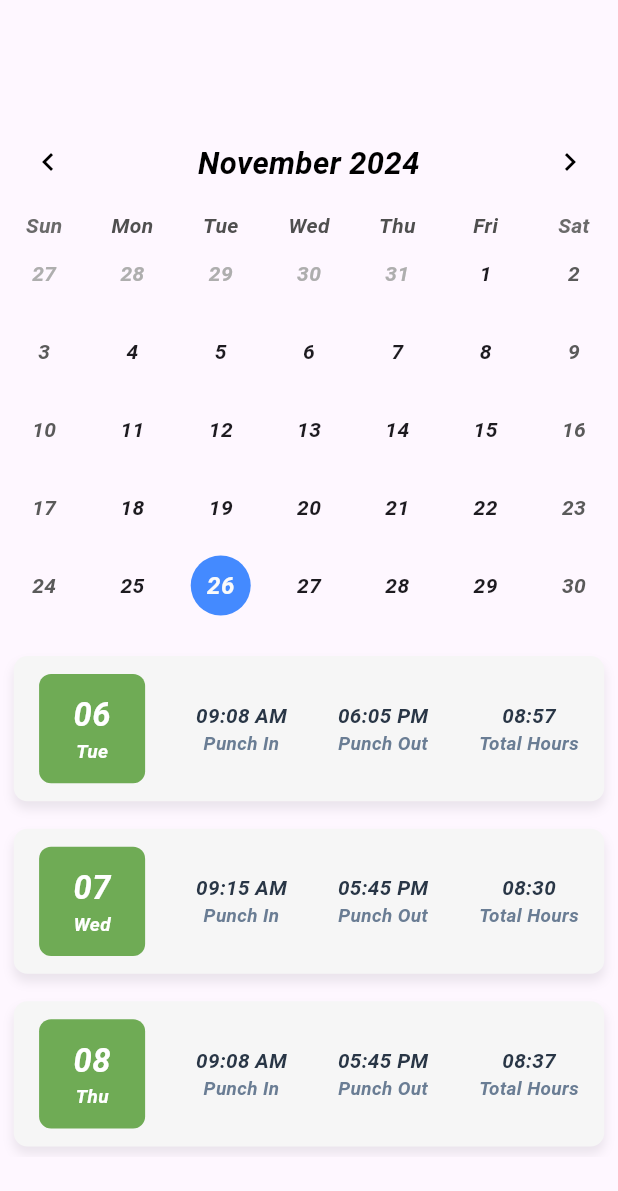
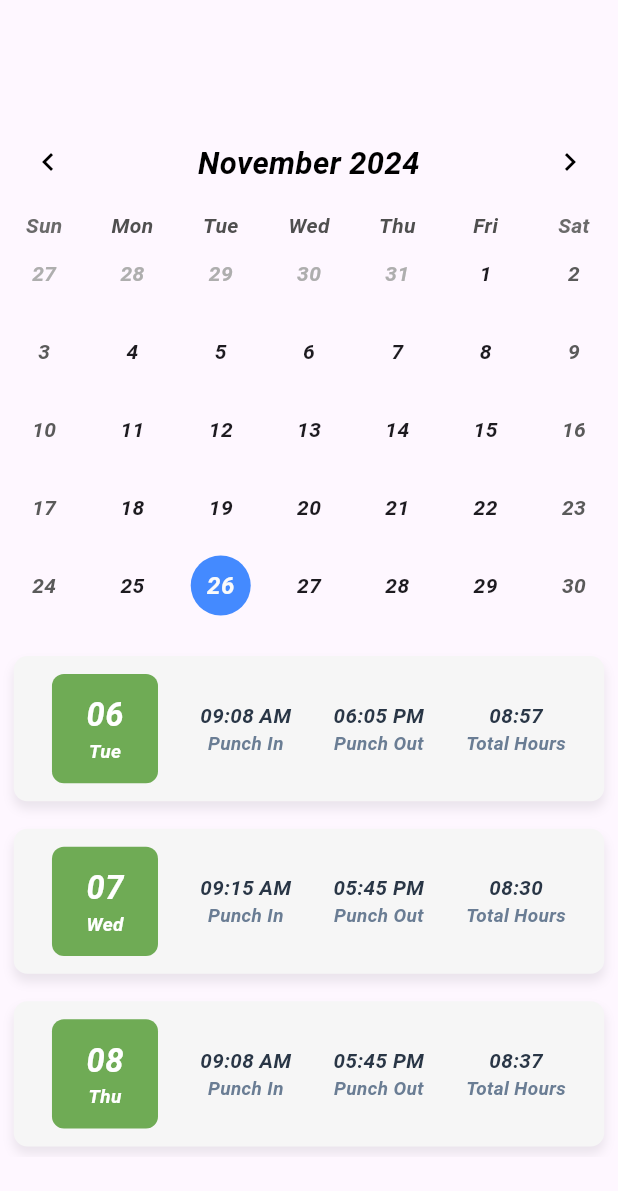
Before and after one commit to HamzaAlhaj97/Attendance, a Flutter app: the screen it shows after launch, on a phone screen of 412 x 824 dp. Shown: the top 1191 px of the screen. Run offline on Flutter 3.47's test engine with Material 3 defaults, Android fonts, the phone set to English and light mode, and no system bars; drawn by our look-alikes of table_calendar; our stand-ins replace device_preview, flutter_screenutil.

Commit message:
New Changes

```diff
--- a/lib/features/attendance/presentation/Widgets/history_List.dart
+++ b/lib/features/attendance/presentation/Widgets/history_List.dart
@@ -83,21 +83,15 @@ class HistoryList extends StatelessWidget {
                             ),
                           ],
                         ),
-                        SizedBox(
-                          width: 20.w,
-                        ),
+                       10.verticalSpace,
                         StyledColumn(
                             record: record['arrivalTime'] ?? '',
                             placeHolder: 'Punch In'),
-                        SizedBox(
-                          width: 20.w,
-                        ),
+                        10.verticalSpace,
                         StyledColumn(
                             record: record['leavingTime'] ?? '',
                             placeHolder: 'Punch Out'),
-                        SizedBox(
-                          width: 20.w,
-                        ),
+                        10.verticalSpace,
                         StyledColumn(
                             record: calculateTotalHours(
                                 record['arrivalTime'] ?? '',
```
